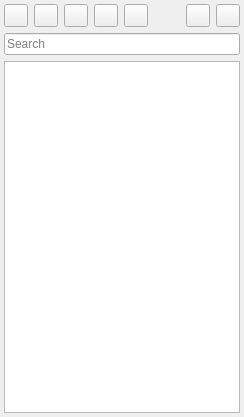
The window that src/x/modbus/devicelist/devicelistview.ui (x-tools-author/x-tools) describes before a commit, drawn with Qt 5.
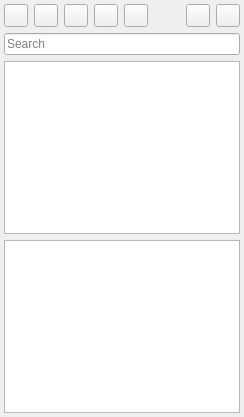
The same window after the commit.

The edit to the form file:
```diff
--- a/src/x/modbus/devicelist/devicelistview.ui
+++ b/src/x/modbus/devicelist/devicelistview.ui
@@ -112,6 +112,16 @@
      </property>
     </widget>
    </item>
+   <item>
+    <widget class="QTableView" name="tableView">
+     <property name="sizePolicy">
+      <sizepolicy hsizetype="Preferred" vsizetype="Preferred">
+       <horstretch>0</horstretch>
+       <verstretch>0</verstretch>
+      </sizepolicy>
+     </property>
+    </widget>
+   </item>
   </layout>
  </widget>
  <resources/>
```
